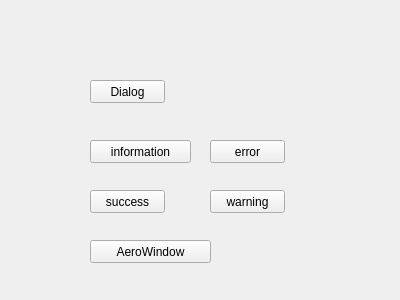
First picture: the form in libTest/MainWindow.ui, repository FlyWM/FramelessWindow-Qt, before the edit.
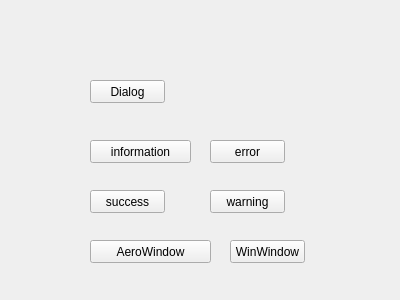
Second picture: the form after the edit.

Patch:
```diff
--- a/libTest/MainWindow.ui
+++ b/libTest/MainWindow.ui
@@ -91,6 +91,19 @@
     <string>AeroWindow</string>
    </property>
   </widget>
+  <widget class="QPushButton" name="winWindowBtn">
+   <property name="geometry">
+    <rect>
+     <x>230</x>
+     <y>240</y>
+     <width>75</width>
+     <height>23</height>
+    </rect>
+   </property>
+   <property name="text">
+    <string>WinWindow</string>
+   </property>
+  </widget>
  </widget>
  <resources/>
  <connections/>
```
